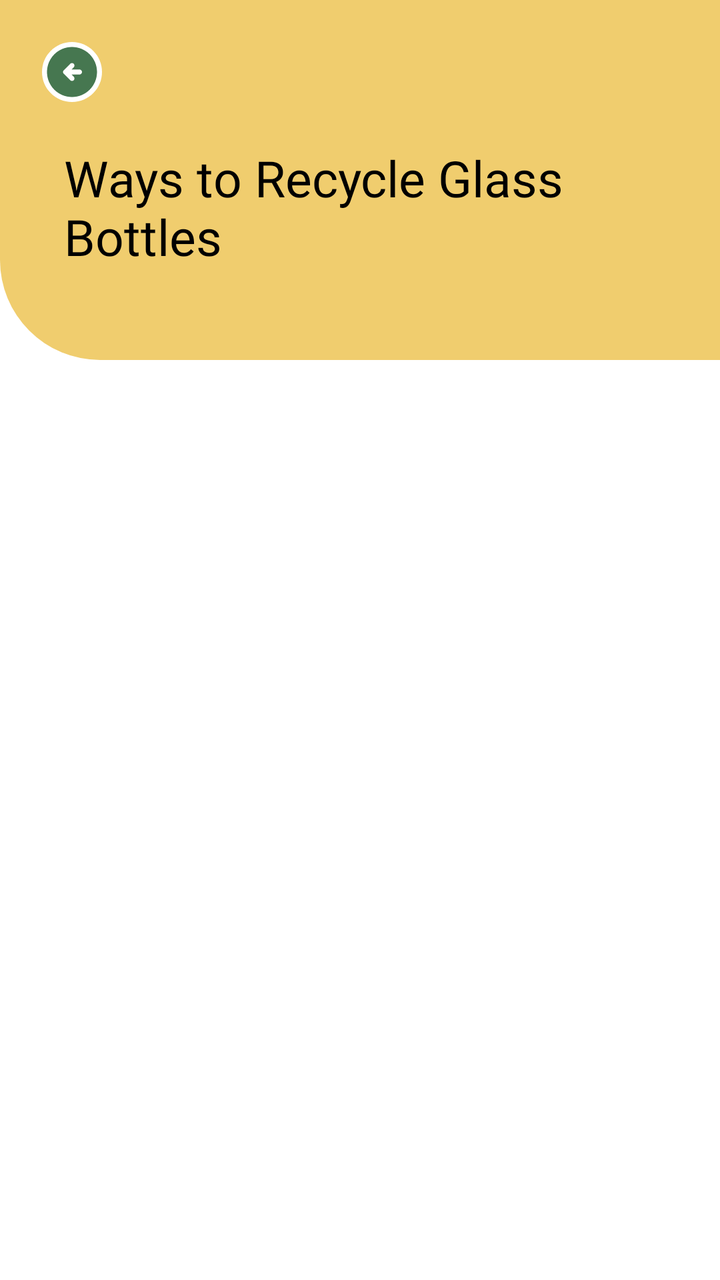
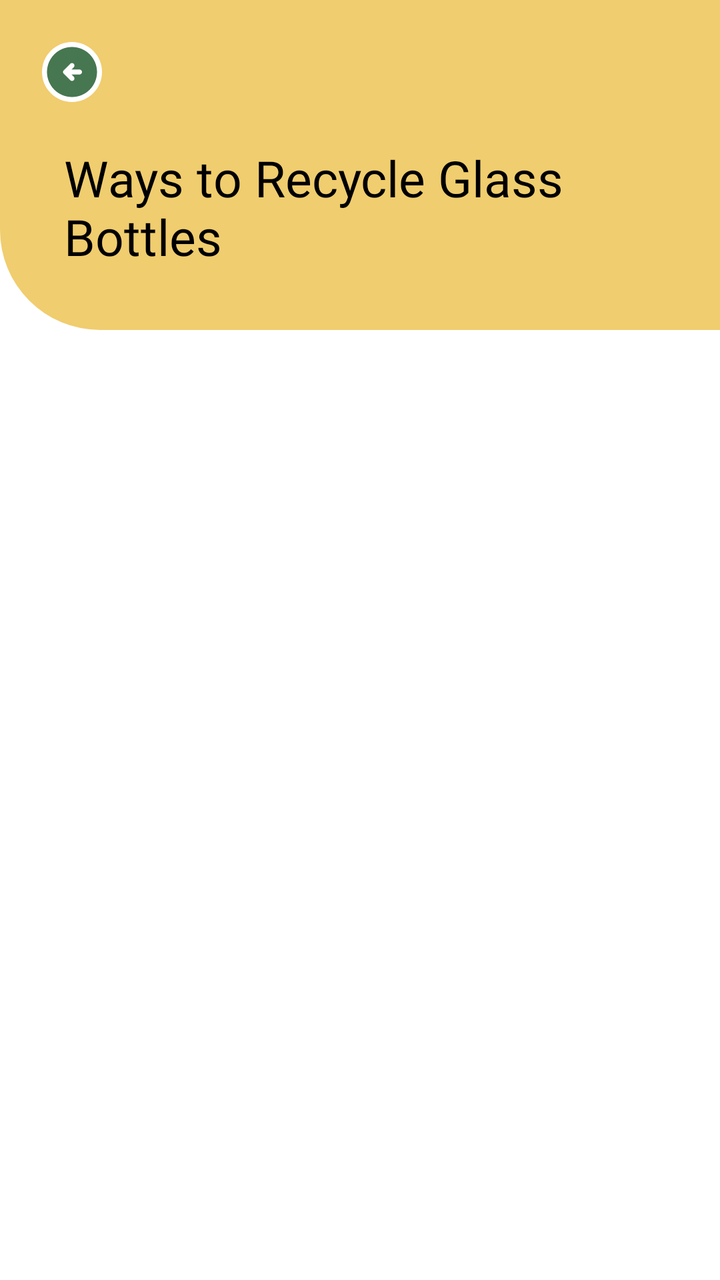

An Android layout rendered at two revisions. The XML below is the earlier revision; the diff shows what the commit changed to produce the second picture.
<!-- AndroidManifest.xml: application theme Theme.SortItJSON -->
<!-- res/layout/fragment_guide_list.xml -->
<?xml version="1.0" encoding="utf-8"?>
<LinearLayout xmlns:android="http://schemas.android.com/apk/res/android"
    android:layout_width="match_parent"
    android:layout_height="match_parent"
    android:orientation="vertical"
    android:background="#FFFFFF">

    
    <LinearLayout
        android:layout_width="match_parent"
        android:layout_height="180dp"
        android:orientation="vertical"
        android:background="@drawable/recycling_guide_bg"
        android:paddingBottom="10dp">

        <ImageButton
            android:id="@+id/btnTopLeft"
            android:layout_width="40dp"
            android:layout_height="40dp"
            android:layout_margin="16dp"
            android:background="@android:color/transparent"
            android:contentDescription="Back"
            android:padding="8dp"
            android:src="@drawable/button_green_backward" />

        <TextView
            android:id="@+id/titleText"
            android:layout_width="match_parent"
            android:layout_height="wrap_content"
            android:layout_marginStart="32dp"
            android:layout_marginEnd="22dp"
            android:fontFamily="@font/montserrat_extrabold"
            android:text="Ways to Recycle Glass Bottles"
            android:textColor="#000000"
            android:textSize="25sp" />

    </LinearLayout>

    
    <androidx.recyclerview.widget.RecyclerView
        android:id="@+id/recyclerView"
        android:layout_width="match_parent"
        android:layout_height="0dp"
        android:layout_weight="1"
        android:padding="10dp" />

</LinearLayout>
<!-- resources referenced by this layout -->
<resources>
  <!-- drawable button_green_backward (drawable) -->
  <vector xmlns:android="http://schemas.android.com/apk/res/android"
      android:width="30dp"
      android:height="30dp"
      android:viewportWidth="24"
      android:viewportHeight="24">
    <path
        android:pathData="M24,12C24,18.627 18.627,24 12,24C5.373,24 0,18.627 0,12C0,5.373 5.373,0 12,0C18.627,0 24,5.373 24,12Z"
        android:fillColor="#ffffff"/>
    <path
        android:pathData="M11.8,13H15C15.283,13 15.521,12.904 15.712,12.712C15.904,12.521 16,12.283 16,12C16,11.717 15.904,11.479 15.712,11.288C15.521,11.096 15.283,11 15,11H11.8L12.7,10.1C12.883,9.917 12.975,9.683 12.975,9.4C12.975,9.117 12.883,8.883 12.7,8.7C12.517,8.517 12.283,8.425 12,8.425C11.717,8.425 11.483,8.517 11.3,8.7L8.7,11.3C8.5,11.5 8.4,11.733 8.4,12C8.4,12.267 8.5,12.5 8.7,12.7L11.3,15.3C11.483,15.483 11.717,15.575 12,15.575C12.283,15.575 12.517,15.483 12.7,15.3C12.883,15.117 12.975,14.883 12.975,14.6C12.975,14.317 12.883,14.083 12.7,13.9L11.8,13ZM12,22C10.617,22 9.317,21.737 8.1,21.212C6.883,20.688 5.825,19.975 4.925,19.075C4.025,18.175 3.313,17.117 2.787,15.9C2.263,14.683 2,13.383 2,12C2,10.617 2.263,9.317 2.787,8.1C3.313,6.883 4.025,5.825 4.925,4.925C5.825,4.025 6.883,3.313 8.1,2.787C9.317,2.263 10.617,2 12,2C13.383,2 14.683,2.263 15.9,2.787C17.117,3.313 18.175,4.025 19.075,4.925C19.975,5.825 20.688,6.883 21.212,8.1C21.737,9.317 22,10.617 22,12C22,13.383 21.737,14.683 21.212,15.9C20.688,17.117 19.975,18.175 19.075,19.075C18.175,19.975 17.117,20.688 15.9,21.212C14.683,21.737 13.383,22 12,22Z"
        android:fillColor="#467750"/>
  </vector>
  <!-- drawable recycling_guide_bg (drawable) -->
  <?xml version="1.0" encoding="utf-8"?>
  <layer-list xmlns:android="http://schemas.android.com/apk/res/android">
  
      
      <item>
          <shape android:shape="rectangle">
              <solid android:color="#F0CD6E"/>
              <corners
                  android:topLeftRadius="0dp"
                  android:topRightRadius="0dp"
                  android:bottomLeftRadius="50dp"
                  android:bottomRightRadius="0dp"/>
          </shape>
      </item>
  
  </layer-list>
  <style name="Theme.SortItJSON" parent="Base.Theme.SortItJSON" />
  <style name="Base.Theme.SortItJSON" parent="Theme.Material3.DayNight.NoActionBar">
          
          <item name="colorPrimary">@color/darkgreen</item>
      </style>
  <color name="darkgreen">#467750</color>
</resources>

<!-- the commit's change to res/layout/fragment_guide_list.xml (unified diff, before → after) -->
@@ -8,10 +8,10 @@
     
     <LinearLayout
         android:layout_width="match_parent"
-        android:layout_height="180dp"
+        android:layout_height="wrap_content"
         android:orientation="vertical"
-        android:background="@drawable/recycling_guide_bg"
-        android:paddingBottom="10dp">
+        android:paddingBottom="30dp"
+        android:background="@drawable/recycling_guide_bg">
 
         <ImageButton
             android:id="@+id/btnTopLeft"
